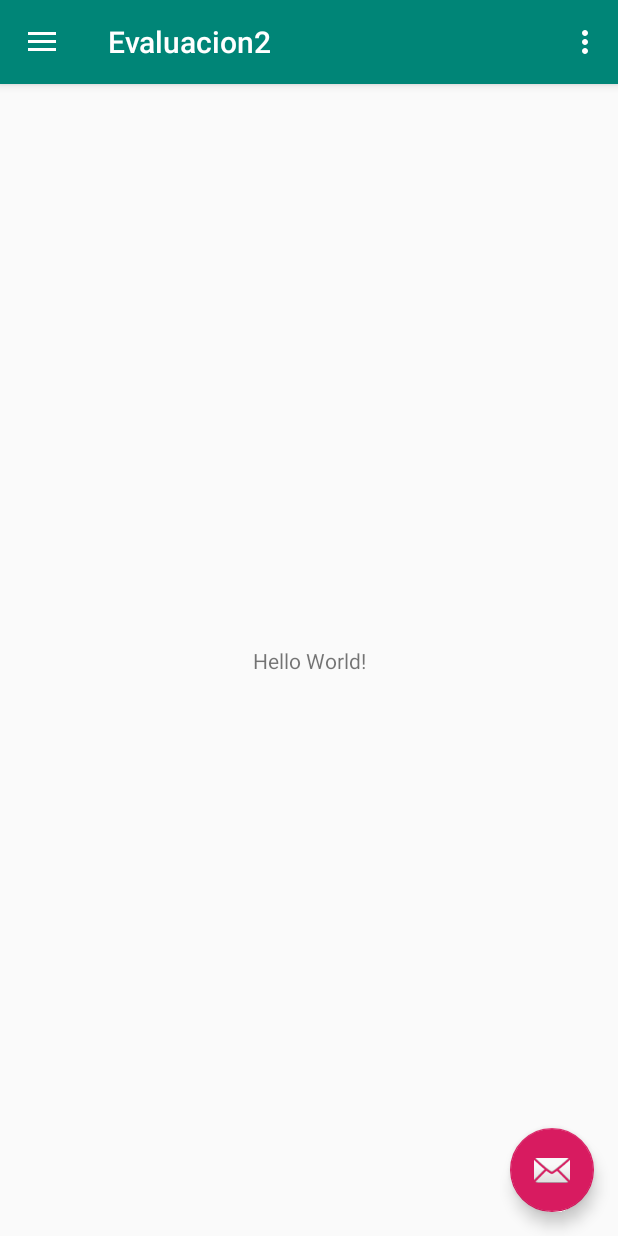
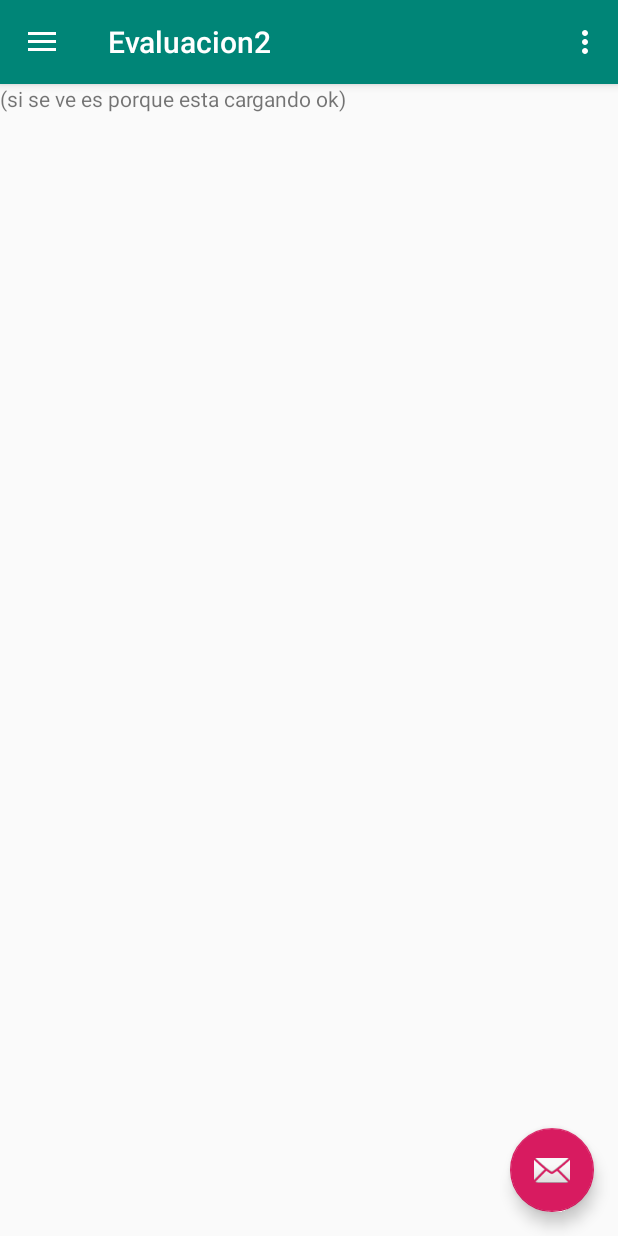
Before and after one commit to fotocopiacat/Evaluacion2, an Android app: the screen it shows after launch (MainActivity), on a phone screen of 412 x 824 dp. Run offline under Robolectric (Android 15) with nearby library versions, the phone set to English and light mode, and no system bars.

Commit message:
modificando registro pero solo prueba

```diff
--- a/app/src/main/java/com/example/android/evaluacion2/RegistroActivity.kt
+++ b/app/src/main/java/com/example/android/evaluacion2/RegistroActivity.kt
@@ -8,5 +8,7 @@ class RegistroActivity : AppCompatActivity() {
     override fun onCreate(savedInstanceState: Bundle?) {
         super.onCreate(savedInstanceState)
         setContentView(R.layout.activity_registro)
+
+
     }
 }
--- a/app/src/main/res/layout/activity_registro.xml
+++ b/app/src/main/res/layout/activity_registro.xml
@@ -5,7 +5,8 @@
         xmlns:app="http://schemas.android.com/apk/res-auto"
         android:layout_width="match_parent"
         android:layout_height="match_parent"
-        tools:context=".RegistroActivity" android:orientation="vertical" android:gravity="center">
+        tools:context=".RegistroActivity" android:orientation="vertical" android:gravity="center"
+        android:id="@+id/layRegistro">
 
     <TextView
             android:text="Registra tu producto"
--- a/app/src/main/res/layout/content_main.xml
+++ b/app/src/main/res/layout/content_main.xml
@@ -1,5 +1,5 @@
 <?xml version="1.0" encoding="utf-8"?>
-<android.support.constraint.ConstraintLayout
+<LinearLayout
         xmlns:android="http://schemas.android.com/apk/res/android"
         xmlns:tools="http://schemas.android.com/tools"
         xmlns:app="http://schemas.android.com/apk/res-auto"
@@ -7,15 +7,10 @@
         android:layout_height="match_parent"
         app:layout_behavior="@string/appbar_scrolling_view_behavior"
         tools:showIn="@layout/app_bar_main"
-        tools:context=".MainActivity">
+        tools:context=".MainActivity" android:orientation="vertical" android:id="@+id/layMain">
 
     <TextView
-            android:layout_width="wrap_content"
-            android:layout_height="wrap_content"
-            android:text="Hello World!"
-            app:layout_constraintBottom_toBottomOf="parent"
-            app:layout_constraintLeft_toLeftOf="parent"
-            app:layout_constraintRight_toRightOf="parent"
-            app:layout_constraintTop_toTopOf="parent"/>
-
-</android.support.constraint.ConstraintLayout>
+            android:text="(si se ve es porque esta cargando ok)"
+            android:layout_width="match_parent"
+            android:layout_height="wrap_content" android:id="@+id/lblTest"/>
+</LinearLayout>
```
